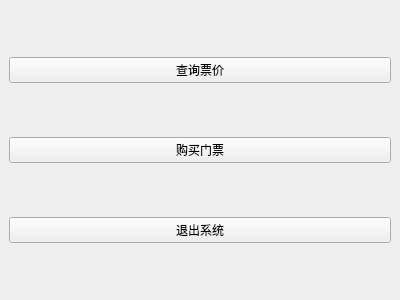
Qt form mainwindow.ui (tinfll/DisneyTicketSystem) before a commit.
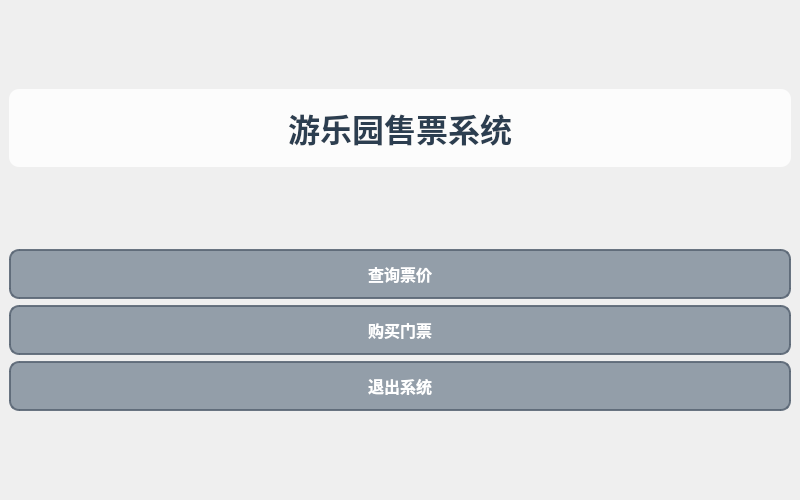
The same form after that commit. Icons and pictures are not drawn.

The edit to the form file:
```diff
--- a/mainwindow.ui
+++ b/mainwindow.ui
@@ -6,17 +6,107 @@
    <rect>
     <x>0</x>
     <y>0</y>
-    <width>400</width>
-    <height>300</height>
+    <width>800</width>
+    <height>500</height>
    </rect>
   </property>
   <property name="windowTitle">
    <string>游乐园票务系统</string>
   </property>
+  <property name="styleSheet">
+   <string notr="true">
+   #centralwidget {
+    background-image: url(:/images/123.png);
+    background-repeat: no-repeat;
+    background-position: center 10%;
+    background-size: cover;
+}</string>
+  </property>
   <widget class="QWidget" name="centralwidget">
    <layout class="QVBoxLayout" name="verticalLayout">
+    <item>
+     <spacer name="verticalSpacer">
+      <property name="orientation">
+       <enum>Qt::Vertical</enum>
+      </property>
+      <property name="sizeHint" stdset="0">
+       <size>
+        <width>20</width>
+        <height>80</height>
+       </size>
+      </property>
+     </spacer>
+    </item>
+    <item>
+     <widget class="QLabel" name="titleLabel">
+      <property name="font">
+       <font>
+        <pointsize>24</pointsize>
+        <weight>75</weight>
+        <bold>true</bold>
+       </font>
+      </property>
+      <property name="styleSheet">
+       <string notr="true">QLabel {
+    color: #2c3e50;
+    background-color: rgba(255, 255, 255, 0.8);
+    padding: 15px;
+    border-radius: 10px;
+}</string>
+      </property>
+      <property name="text">
+       <string>游乐园售票系统</string>
+      </property>
+      <property name="alignment">
+       <set>Qt::AlignCenter</set>
+      </property>
+     </widget>
+    </item>
+    <item>
+     <spacer name="verticalSpacer_2">
+      <property name="orientation">
+       <enum>Qt::Vertical</enum>
+      </property>
+      <property name="sizeHint" stdset="0">
+       <size>
+        <width>20</width>
+        <height>60</height>
+       </size>
+      </property>
+     </spacer>
+    </item>
     <item>
      <widget class="QPushButton" name="queryButton">
+      <property name="minimumSize">
+       <size>
+        <width>200</width>
+        <height>50</height>
+       </size>
+      </property>
+      <property name="font">
+       <font>
+        <pointsize>12</pointsize>
+        <weight>75</weight>
+        <bold>true</bold>
+       </font>
+      </property>
+      <property name="styleSheet">
+       <string notr="true">QPushButton {
+    background-color: rgba(108, 123, 139, 0.7);
+    color: white;
+    border: 2px solid rgba(90, 103, 117, 0.9);
+    border-radius: 10px;
+    padding: 10px;
+    font-weight: bold;
+}
+QPushButton:hover {
+    background-color: rgba(90, 103, 117, 0.9);
+    border: 2px solid rgba(74, 85, 104, 0.9);
+}
+QPushButton:pressed {
+    background-color: rgba(74, 85, 104, 0.9);
+}</string>
+      </property>
       <property name="text">
        <string>查询票价</string>
       </property>
@@ -24,6 +114,36 @@
     </item>
     <item>
      <widget class="QPushButton" name="buyTicketButton">
+      <property name="minimumSize">
+       <size>
+        <width>200</width>
+        <height>50</height>
+       </size>
+      </property>
+      <property name="font">
+       <font>
+        <pointsize>12</pointsize>
+        <weight>75</weight>
+        <bold>true</bold>
+       </font>
+      </property>
+      <property name="styleSheet">
+       <string notr="true">QPushButton {
+    background-color: rgba(108, 123, 139, 0.7);
+    color: white;
+    border: 2px solid rgba(90, 103, 117, 0.9);
+    border-radius: 10px;
+    padding: 10px;
+    font-weight: bold;
+}
+QPushButton:hover {
+    background-color: rgba(90, 103, 117, 0.9);
+    border: 2px solid rgba(74, 85, 104, 0.9);
+}
+QPushButton:pressed {
+    background-color: rgba(74, 85, 104, 0.9);
+}</string>
+      </property>
       <property name="text">
        <string>购买门票</string>
       </property>
@@ -31,11 +151,54 @@
     </item>
     <item>
      <widget class="QPushButton" name="exitButton">
+      <property name="minimumSize">
+       <size>
+        <width>200</width>
+        <height>50</height>
+       </size>
+      </property>
+      <property name="font">
+       <font>
+        <pointsize>12</pointsize>
+        <weight>75</weight>
+        <bold>true</bold>
+       </font>
+      </property>
+      <property name="styleSheet">
+       <string notr="true">QPushButton {
+    background-color: rgba(108, 123, 139, 0.7);
+    color: white;
+    border: 2px solid rgba(90, 103, 117, 0.9);
+    border-radius: 10px;
+    padding: 10px;
+    font-weight: bold;
+}
+QPushButton:hover {
+    background-color: rgba(90, 103, 117, 0.9);
+    border: 2px solid rgba(74, 85, 104, 0.9);
+}
+QPushButton:pressed {
+    background-color: rgba(74, 85, 104, 0.9);
+}</string>
+      </property>
       <property name="text">
        <string>退出系统</string>
       </property>
      </widget>
     </item>
+    <item>
+     <spacer name="verticalSpacer_3">
+      <property name="orientation">
+       <enum>Qt::Vertical</enum>
+      </property>
+      <property name="sizeHint" stdset="0">
+       <size>
+        <width>20</width>
+        <height>80</height>
+       </size>
+      </property>
+     </spacer>
+    </item>
    </layout>
   </widget>
  </widget>
```
